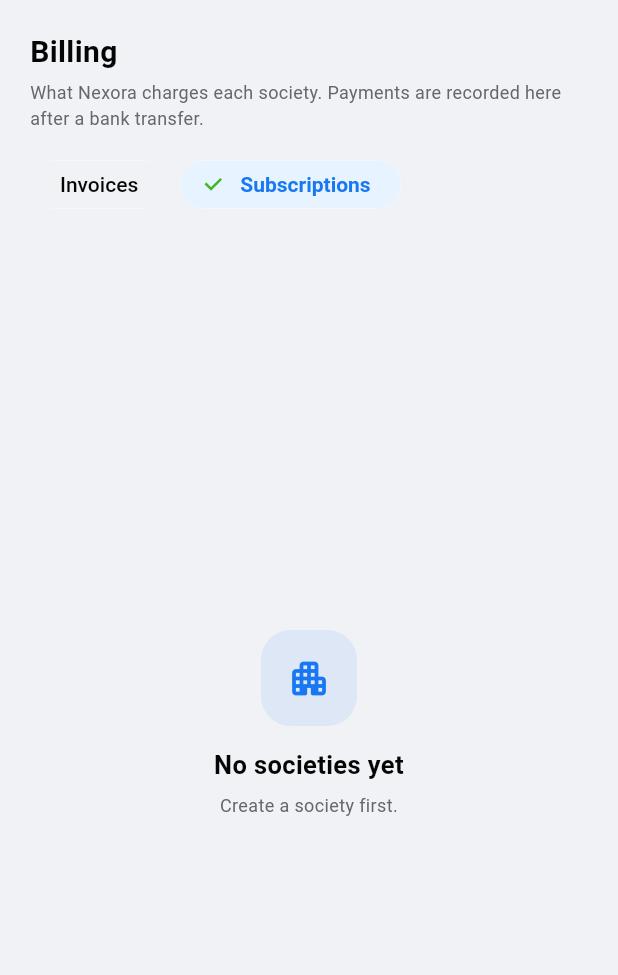
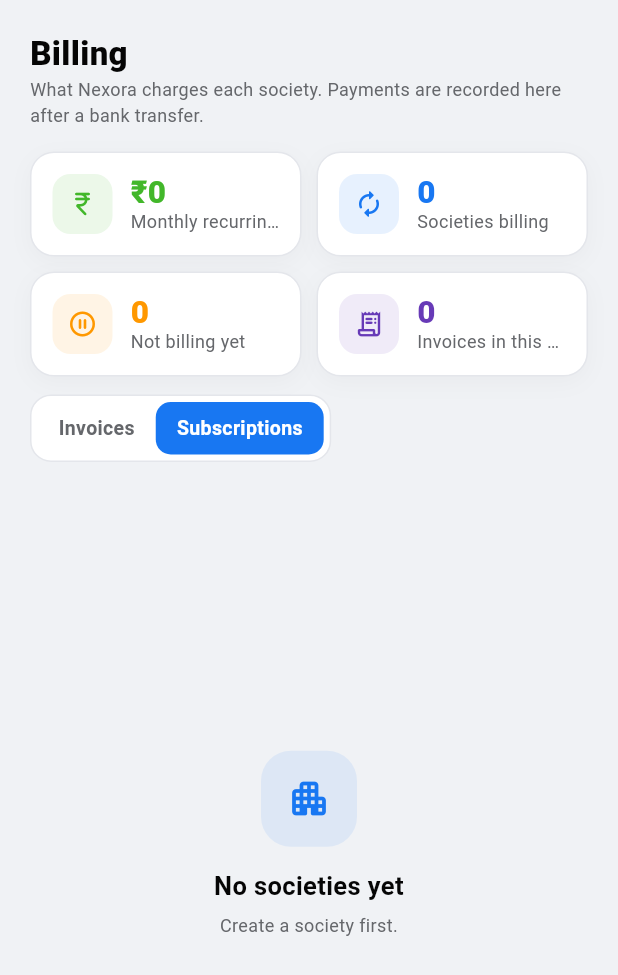
Before and after one commit to Nexora48/nexora-superadmin, a Flutter app: the BillingView widget shown alone on an empty page, opened directly, after a tap on "Subscriptions", on a phone screen of 412 x 824 dp. Shown: the top 975 px of the screen. Run offline on Flutter 3.47's test engine with Material 3 defaults, Android fonts, the phone set to English and light mode, and no system bars; our stand-ins replace dio, fl_chart, flutter_secure_storage, get, get_storage, qr_flutter and 1 more; missing offline and left inert: dart:js_interop; accounts and stored records are empty; network calls fail.

Commit message:
SuperAdmin: modern Billing (summary tiles, segmented tabs and filters, invoice and subscription cards, modern dialogs)
Co-Authored-By: Claude Sonnet 5.5 <noreply@anthropic.com>

```diff
--- a/lib/app/modules/billing/views/billing_view.dart
+++ b/lib/app/modules/billing/views/billing_view.dart
@@ -3,10 +3,11 @@ import 'package:flutter/material.dart';
 import 'package:get/get.dart';
 
 import '../../../core/theme/app_colors.dart';
-import '../../../core/theme/app_radius.dart';
 import '../../../core/theme/app_text_theme.dart';
 import '../../../core/utils/money.dart';
 import '../../../core/widgets/common.dart';
+import '../../../core/widgets/dialogs.dart' as shared;
+import '../../../core/widgets/ui_kit.dart';
 import '../../../data/models/billing_models.dart';
 import '../../../data/models/platform_models.dart';
 import '../../../services/platform_auth_service.dart';
@@ -19,54 +20,14 @@ class BillingView extends GetView<BillingController> {
   Widget build(BuildContext context) {
     final canEdit = PlatformAuthService.to.canEdit;
 
-    pill(String text, Color fg, Color bg) => Container(
-      padding: const EdgeInsets.symmetric(horizontal: 10, vertical: 4),
-      decoration: BoxDecoration(color: bg, borderRadius: AppRadius.pill),
-      child: Text(
-        text,
-        style: TextStyle(fontSize: 11, fontWeight: FontWeight.w700, color: fg),
-      ),
-    );
-
     dialogShell({
       required String title,
       required Widget body,
       required List<Widget> actions,
-    }) => Dialog(
-      child: ConstrainedBox(
-        constraints: const BoxConstraints(maxWidth: 480),
-        child: Column(
-          mainAxisSize: MainAxisSize.min,
-          children: [
-            Padding(
-              padding: const EdgeInsets.fromLTRB(20, 14, 8, 6),
-              child: Row(
-                children: [
-                  Expanded(
-                    child: Text(title, style: context.appText.sectionHeader),
-                  ),
-                  IconButton(
-                    onPressed: Get.back,
-                    icon: const Icon(Icons.close_rounded),
-                  ),
-                ],
-              ),
-            ),
-            const Divider(height: 1),
-            Padding(padding: const EdgeInsets.all(20), child: body),
-            const Divider(height: 1),
-            Padding(
-              padding: const EdgeInsets.all(12),
-              child: Row(
-                mainAxisAlignment: MainAxisAlignment.end,
-                spacing: 8,
-                children: actions,
-              ),
-            ),
-          ],
-        ),
-      ),
-    );
+      String? subtitle,
+      IconData? icon,
+      Color color = AppColors.primary,
+    }) => shared.dialogShell(context, title: title, subtitle: subtitle, icon: icon, color: color, maxWidth: 480, body: body, actions: actions);
 
     dialogError() => Obx(
       () => controller.dialogError.value.isEmpty
@@ -87,6 +48,8 @@ class BillingView extends GetView<BillingController> {
       Get.dialog(
         dialogShell(
           title: 'Generate invoices',
+          subtitle: 'One invoice per billing society',
+          icon: Icons.receipt_long_rounded,
           body: Column(
             crossAxisAlignment: CrossAxisAlignment.start,
             children: [
@@ -136,6 +99,9 @@ class BillingView extends GetView<BillingController> {
       Get.dialog(
         dialogShell(
           title: 'Mark ${i.number} as paid',
+          subtitle: 'Record the bank transfer',
+          icon: Icons.price_check_rounded,
+          color: AppColors.success,
           body: Column(
             crossAxisAlignment: CrossAxisAlignment.start,
             children: [
@@ -149,8 +115,8 @@ class BillingView extends GetView<BillingController> {
                 maxLength: 80,
                 decoration: const InputDecoration(
                   labelText: 'Bank reference (required)',
+                  prefixIcon: Icon(Icons.tag_rounded, size: 20),
                   counterText: '',
-                  isDense: true,
                 ),
               ),
               dialogError(),
@@ -179,6 +145,9 @@ class BillingView extends GetView<BillingController> {
       Get.dialog(
         dialogShell(
           title: 'Subscription · ${s.name}',
+          subtitle: 'What Nexora charges this society',
+          icon: Icons.autorenew_rounded,
+          color: AppColors.teal,
           body: Column(
             crossAxisAlignment: CrossAxisAlignment.start,
             spacing: 10,
@@ -195,7 +164,7 @@ class BillingView extends GetView<BillingController> {
                 decoration: const InputDecoration(
                   labelText: 'Rate per flat per month',
                   prefixText: '₹ ',
-                  isDense: true,
+                  prefixIcon: Icon(Icons.home_work_outlined, size: 20),
                 ),
               ),
               TextField(
@@ -206,7 +175,7 @@ class BillingView extends GetView<BillingController> {
                 decoration: const InputDecoration(
                   labelText: 'Flat monthly fee (optional)',
                   prefixText: '₹ ',
-                  isDense: true,
+                  prefixIcon: Icon(Icons.payments_outlined, size: 20),
                 ),
               ),
               TextField(
@@ -214,7 +183,7 @@ class BillingView extends GetView<BillingController> {
                 keyboardType: TextInputType.number,
                 decoration: const InputDecoration(
                   labelText: 'Billing day (1-28)',
-                  isDense: true,
+                  prefixIcon: Icon(Icons.event_repeat_rounded, size: 20),
                 ),
               ),
               Obx(
@@ -247,47 +216,45 @@ class BillingView extends GetView<BillingController> {
 
     // ── Invoices ────────────────────────────────────────────────────────────
     invoiceRow(PlatformInvoice i) {
-      final (fg, bg, label) = i.paid
-          ? (AppColors.success, AppColors.successLight, 'Paid')
+      final (color, label) = i.paid
+          ? (AppColors.success, 'Paid')
           : i.overdue
-          ? (AppColors.error, AppColors.errorLight, 'Overdue')
-          : (AppColors.orange, AppColors.warningLight, 'Open');
-      return cardBox(
-        padding: const EdgeInsets.symmetric(horizontal: 16, vertical: 12),
+          ? (AppColors.error, 'Overdue')
+          : (AppColors.orange, 'Open');
+      return SoftCard(
+        accent: color,
+        margin: const EdgeInsets.only(bottom: 10),
+        child: Padding(
+          padding: const EdgeInsets.symmetric(horizontal: 16, vertical: 14),
           child: Row(
+            spacing: 14,
             children: [
+              IconTile(i.paid ? Icons.receipt_long_rounded : Icons.request_quote_outlined, color),
               Expanded(
                 child: Column(
                   crossAxisAlignment: CrossAxisAlignment.start,
+                  spacing: 4,
                   children: [
-                  Text(
-                    '${i.society} · ${periodLabel(i.period)}',
-                    style: const TextStyle(
-                      fontSize: 14,
-                      fontWeight: FontWeight.w700,
+                    Text('${i.society} · ${periodLabel(i.period)}', style: const TextStyle(fontSize: 15, fontWeight: FontWeight.w800)),
+                    Wrap(spacing: 14, runSpacing: 4, children: [
+                      MetaItem(Icons.tag_rounded, i.number),
+                      MetaItem(Icons.meeting_room_outlined, '${i.units} flats'),
+                      MetaItem(Icons.event_outlined, 'Due ${i.dueDate}'),
+                      if (i.paid) MetaItem(Icons.check_circle_outline_rounded, 'Paid ${i.paidOn ?? ''}${(i.reference ?? '').isEmpty ? '' : ' · ${i.reference}'}'),
+                    ]),
+                  ],
                 ),
               ),
-                  Text(
-                    '${i.number} · ${i.units} flats · due ${i.dueDate}${i.paid ? ' · paid ${i.paidOn ?? ''} · ${i.reference ?? ''}' : ''}',
-                    style: context.appText.timestamp,
+              Text(rupees(i.amountPaise), style: const TextStyle(fontSize: 17, fontWeight: FontWeight.w800)),
+              PillTag(label, color),
+              if (canEdit && !i.paid)
+                FilledButton.tonalIcon(
+                  onPressed: () => paidDialog(i),
+                  icon: const Icon(Icons.price_check_rounded, size: 18),
+                  label: const Text('Mark paid'),
                 ),
             ],
           ),
-            ),
-            Text(
-              rupees(i.amountPaise),
-              style: const TextStyle(fontWeight: FontWeight.w800),
-            ),
-            const SizedBox(width: 12),
-            pill(label, fg, bg),
-            if (canEdit && !i.paid) ...[
-              const SizedBox(width: 8),
-              OutlinedButton(
-                onPressed: () => paidDialog(i),
-                child: const Text('Mark paid'),
-              ),
-            ],
-          ],
         ),
       );
     }
@@ -295,36 +262,29 @@ class BillingView extends GetView<BillingController> {
     invoicesTab() => Column(
       crossAxisAlignment: CrossAxisAlignment.start,
       children: [
-        Row(
+        Wrap(
+          spacing: 12,
+          runSpacing: 10,
+          crossAxisAlignment: WrapCrossAlignment.center,
           children: [
-            Obx(
-              () => Wrap(
-                spacing: 8,
-                children: [
-                  for (final f in BillingController.statusFilters.keys)
-                    ChoiceChip(
-                      label: Text(f),
-                      selected: controller.statusFilter.value == f,
-                      onSelected: (_) => controller.statusFilter.value = f,
-                    ),
-                ],
-              ),
-            ),
-            const SizedBox(width: 12),
+            Obx(() {
+              final keys = BillingController.statusFilters.keys.toList();
+              return Segmented(
+                items: keys,
+                selected: keys.indexOf(controller.statusFilter.value),
+                onTap: (i) => controller.statusFilter.value = keys[i],
+              );
+            }),
             SizedBox(
-              width: 170,
+              width: 190,
               child: Obx(
                 () => AppDropdown<String>(
                   initialValue: controller.period.value,
                   isDense: true,
-                  decoration: const InputDecoration(isDense: true),
+                  decoration: const InputDecoration(isDense: true, labelText: 'Month', prefixIcon: Icon(Icons.calendar_month_outlined, size: 20)),
                   items: [
-                    const DropdownMenuItem(
-                      value: '',
-                      child: Text('Every month'),
-                    ),
-                    for (final x in controller.periods)
-                      DropdownMenuItem(value: x, child: Text(periodLabel(x))),
+                    const DropdownMenuItem(value: '', child: Text('Every month')),
+                    for (final x in controller.periods) DropdownMenuItem(value: x, child: Text(periodLabel(x))),
                   ],
                   onChanged: (v) => controller.period.value = v ?? '',
                 ),
@@ -361,10 +321,7 @@ class BillingView extends GetView<BillingController> {
             return ListView(
               children: [
                 for (final i in controller.invoices)
-                  Padding(
-                    padding: const EdgeInsets.only(bottom: 8),
-                    child: invoiceRow(i),
-                  ),
+                  invoiceRow(i),
               ],
             );
           }),
@@ -384,9 +341,10 @@ class BillingView extends GetView<BillingController> {
                     : null,
                 icon: const Icon(Icons.chevron_left_rounded),
               ),
-              Text(
-                '$page / ${controller.pages}',
-                style: const TextStyle(fontWeight: FontWeight.w600),
+              Container(
+                padding: const EdgeInsets.symmetric(horizontal: 12, vertical: 5),
+                decoration: BoxDecoration(color: AppColors.primary.withAlpha(22), borderRadius: BorderRadius.circular(10)),
+                child: Text('$page / ${controller.pages}', style: const TextStyle(fontWeight: FontWeight.w800, color: AppColors.primary)),
               ),
               IconButton(
                 onPressed: page < controller.pages
@@ -403,47 +361,53 @@ class BillingView extends GetView<BillingController> {
     // ── Subscriptions ───────────────────────────────────────────────────────
     subscriptionRow(SocietyRow s) {
       final sub = controller.subscriptions[s.id];
-      return cardBox(
-        padding: const EdgeInsets.symmetric(horizontal: 16, vertical: 12),
+      final billing = sub != null && sub.active;
+      final unset = sub == null || (sub.ratePerUnitPaise == 0 && sub.flatFeePaise == 0);
+      final color = billing ? AppColors.success : AppColors.textSecondaryLight;
+      return SoftCard(
+        accent: color,
+        margin: const EdgeInsets.only(bottom: 10),
+        child: Padding(
+          padding: const EdgeInsets.symmetric(horizontal: 16, vertical: 14),
           child: Row(
+            spacing: 14,
             children: [
+              IconTile(Icons.apartment_rounded, billing ? AppColors.primary : AppColors.textSecondaryLight),
               Expanded(
                 child: Column(
                   crossAxisAlignment: CrossAxisAlignment.start,
+                  spacing: 4,
                   children: [
-                  Text(
-                    s.name,
-                    style: const TextStyle(
-                      fontSize: 14,
-                      fontWeight: FontWeight.w700,
+                    Text(s.name, style: const TextStyle(fontSize: 15, fontWeight: FontWeight.w800)),
+                    Wrap(spacing: 14, runSpacing: 4, children: [
+                      MetaItem(Icons.meeting_room_outlined, '${s.flats} flats'),
+                      if (unset)
+                        const MetaItem(Icons.info_outline_rounded, 'No subscription set')
+                      else ...[
+                        MetaItem(Icons.sell_outlined, '${rupees(sub.ratePerUnitPaise)} per flat${sub.flatFeePaise > 0 ? ' + ${rupees(sub.flatFeePaise)}' : ''}'),
+                        MetaItem(Icons.event_repeat_rounded, 'Bills on day ${sub.billingDay}'),
+                      ],
+                    ]),
+                  ],
                 ),
               ),
-                  Text(
-                    sub == null ||
-                            (sub.ratePerUnitPaise == 0 && sub.flatFeePaise == 0)
-                        ? '${s.flats} flats · no subscription set'
-                        : '${s.flats} flats · ${rupees(sub.ratePerUnitPaise)} per flat${sub.flatFeePaise > 0 ? ' + ${rupees(sub.flatFeePaise)}' : ''} · ${rupees(sub.nextAmountPaise)} a month',
-                    style: context.appText.timestamp,
+              if (!unset)
+                Column(
+                  crossAxisAlignment: CrossAxisAlignment.end,
+                  children: [
+                    Text(rupees(sub.nextAmountPaise), style: const TextStyle(fontSize: 17, fontWeight: FontWeight.w800)),
+                    Text('a month', style: context.appText.timestamp),
+                  ],
+                ),
+              PillTag(billing ? 'Active' : 'Not billing', color),
+              if (canEdit)
+                OutlinedButton.icon(
+                  onPressed: () => subscriptionDialog(s),
+                  icon: const Icon(Icons.edit_outlined, size: 16),
+                  label: Text(unset ? 'Set up' : 'Edit'),
                 ),
             ],
           ),
-            ),
-            if (sub != null && sub.active)
-              pill('Active', AppColors.success, AppColors.successLight)
-            else
-              pill(
-                'Not billing',
-                AppColors.textSecondaryLight,
-                AppColors.backgroundLight,
-              ),
-            if (canEdit) ...[
-              const SizedBox(width: 8),
-              OutlinedButton(
-                onPressed: () => subscriptionDialog(s),
-                child: const Text('Edit'),
-              ),
-            ],
-          ],
         ),
       );
     }
@@ -463,13 +427,54 @@ class BillingView extends GetView<BillingController> {
       return ListView(
         children: [
           for (final s in controller.societies)
-            Padding(
-              padding: const EdgeInsets.only(bottom: 8),
-              child: subscriptionRow(s),
-            ),
+            subscriptionRow(s),
         ],
       );
     });
+
+    // ── Summary tiles (from the subscriptions) ──────────────────────────────
+    summaryTile(IconData icon, Color color, String value, String label) {
+      return Expanded(
+        child: Container(
+          padding: const EdgeInsets.all(14),
+          decoration: BoxDecoration(
+            color: AppColors.surfaceLight,
+            borderRadius: BorderRadius.circular(16),
+            border: Border.all(color: AppColors.dividerLight),
+            boxShadow: [BoxShadow(color: Colors.black.withAlpha(8), blurRadius: 12, offset: const Offset(0, 4))],
+          ),
+          child: Row(spacing: 12, children: [
+            IconTile(icon, color),
+            Expanded(
+              child: Column(crossAxisAlignment: CrossAxisAlignment.start, children: [
+                Text(value, style: TextStyle(fontSize: 21, fontWeight: FontWeight.w800, color: color, height: 1.1), maxLines: 1, overflow: TextOverflow.ellipsis),
+                Text(label, style: context.appText.timestamp, maxLines: 1, overflow: TextOverflow.ellipsis),
+              ]),
+            ),
+          ]),
+        ),
+      );
+    }
+
+    summaryRow() {
+      return Obx(() {
+        final subs = controller.subscriptions.values.where((s) => s.active).toList();
+        final mrr = subs.fold<int>(0, (sum, s) => sum + s.nextAmountPaise);
+        final notBilling = controller.societies.length - subs.length;
+        return LayoutBuilder(builder: (context, c) {
+          final tiles = [
+            summaryTile(Icons.currency_rupee_rounded, AppColors.success, rupees(mrr), 'Monthly recurring revenue'),
+            summaryTile(Icons.autorenew_rounded, AppColors.primary, '${subs.length}', 'Societies billing'),
+            summaryTile(Icons.pause_circle_outline_rounded, AppColors.orange, '${notBilling < 0 ? 0 : notBilling}', 'Not billing yet'),
+            summaryTile(Icons.receipt_long_rounded, AppColors.purple, '${controller.total.value}', 'Invoices in this view'),
+          ];
+          if (c.maxWidth < 700) {
+            return Column(spacing: 10, children: [Row(spacing: 10, children: [tiles[0], tiles[1]]), Row(spacing: 10, children: [tiles[2], tiles[3]])]);
+          }
+          return Row(spacing: 12, children: tiles);
+        });
+      });
+    }
 
     return Padding(
       padding: const EdgeInsets.all(20),
@@ -479,9 +484,12 @@ class BillingView extends GetView<BillingController> {
           Row(
             children: [
               Expanded(
-                child: Text(
-                  'Billing',
-                  style: context.appText.sectionHeader.copyWith(fontSize: 20),
+                child: Column(
+                  crossAxisAlignment: CrossAxisAlignment.start,
+                  children: [
+                    Text('Billing', style: context.appText.sectionHeader.copyWith(fontSize: 22, fontWeight: FontWeight.w800)),
+                    Text('What Nexora charges each society. Payments are recorded here after a bank transfer.', style: context.appText.timestamp),
+                  ],
                 ),
               ),
               if (canEdit)
@@ -492,11 +500,8 @@ class BillingView extends GetView<BillingController> {
                 ),
             ],
           ),
-          const SizedBox(height: 4),
-          Text(
-            'What Nexora charges each society. Payments are recorded here after a bank transfer.',
-            style: context.appText.timestamp,
-          ),
+          const SizedBox(height: 16),
+          summaryRow(),
           const SizedBox(height: 12),
           Obx(
             () => controller.notice.value.isEmpty
@@ -506,43 +511,26 @@ class BillingView extends GetView<BillingController> {
                     padding: const EdgeInsets.all(12),
                     decoration: BoxDecoration(
                       color: AppColors.successLight,
-                      borderRadius: AppRadius.mdAll,
+                      borderRadius: BorderRadius.circular(14),
+                      border: Border.all(color: AppColors.success.withAlpha(80)),
                     ),
                     child: Row(
                       children: [
-                        const Icon(
-                          Icons.check_circle_rounded,
-                          color: AppColors.success,
-                          size: 18,
-                        ),
+                        const Icon(Icons.check_circle_rounded, color: AppColors.success, size: 18),
                         const SizedBox(width: 8),
-                        Expanded(child: Text(controller.notice.value)),
+                        Expanded(child: Text(controller.notice.value, style: const TextStyle(fontWeight: FontWeight.w700))),
                       ],
                     ),
                   ),
           ),
-          Obx(
-            () => Wrap(
-              spacing: 8,
-              children: [
-                for (final t in const [
-                  'Invoices',
-                  'Subscriptions',
-                ].asMap().entries)
-                  ChoiceChip(
-                    label: Text(t.value),
-                    selected: controller.tab.value == t.key,
-                    onSelected: (_) => controller.tab.value = t.key,
-                  ),
-              ],
-            ),
-          ),
+          Obx(() => Align(
+                alignment: Alignment.centerLeft,
+                child: Segmented(items: const ['Invoices', 'Subscriptions'], selected: controller.tab.value, onTap: (i) => controller.tab.value = i),
+              )),
           const SizedBox(height: 14),
           Expanded(
             child: Obx(
-              () => controller.tab.value == 0
-                  ? invoicesTab()
-                  : subscriptionsTab(),
+              () => controller.tab.value == 0 ? invoicesTab() : subscriptionsTab(),
             ),
           ),
         ],
```
Lines whose indentation alone changed are shown as unchanged.
